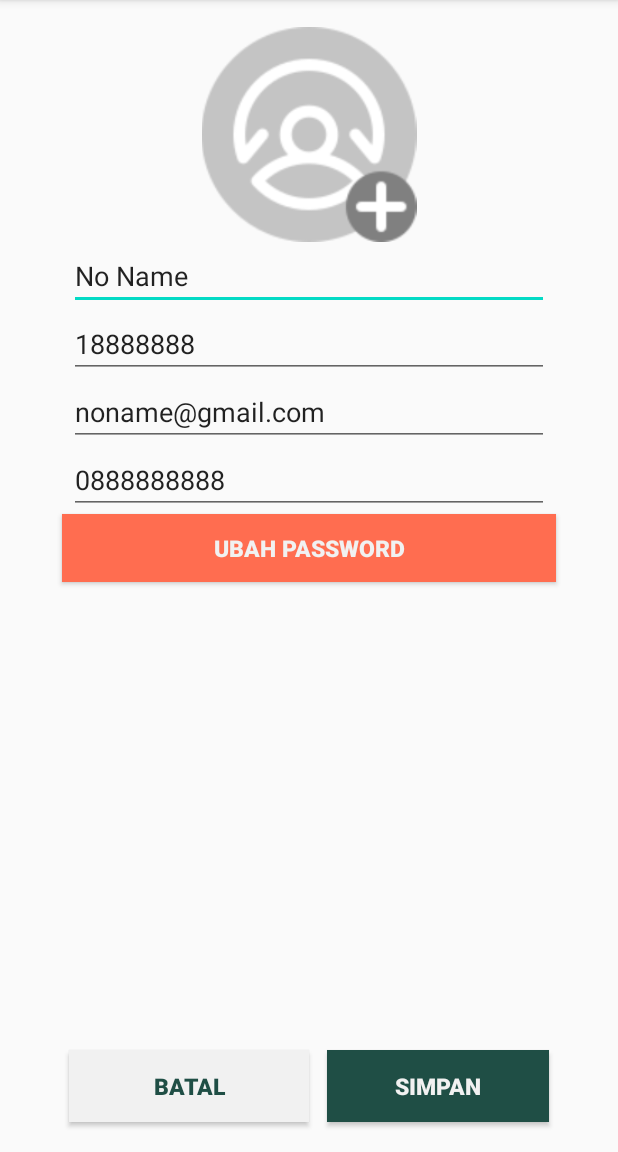
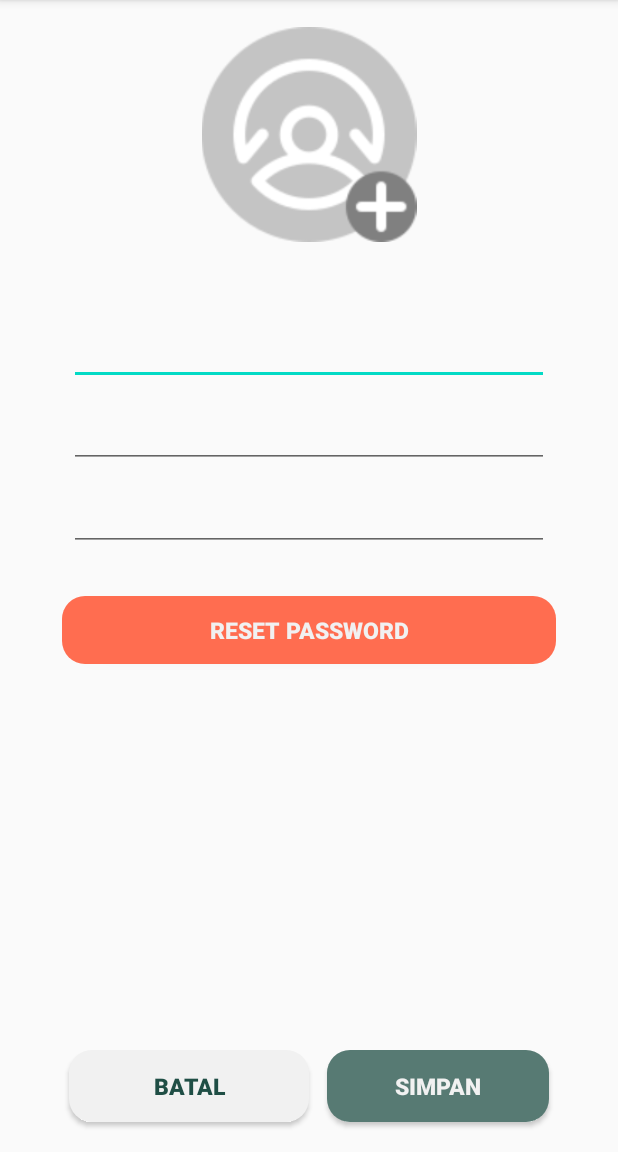
Before and after one commit to muhamadirwan99/lofouproject, an Android app: the Edit screen opened directly, with no data from a screen before it, on a phone screen of 412 x 824 dp, the part 84-1236 px from its top. Run offline under Robolectric (Android 15) with nearby library versions, the phone set to English and light mode, and no system bars; our stand-ins replace Firebase (no records; nobody signed in at launch, a user with empty details on screens opened directly).

Commit message:
menambahkan fungsi reset password pada activity_edit.xml

```diff
--- a/app/src/main/java/com/example/lofou/Edit.java
+++ b/app/src/main/java/com/example/lofou/Edit.java
@@ -1,17 +1,106 @@
 package com.example.lofou;
 
+import android.content.DialogInterface;
 import android.content.Intent;
+import android.graphics.Color;
 import android.os.Bundle;
+import android.view.Gravity;
 import android.view.View;
+import android.widget.Button;
+import android.widget.EditText;
+import android.widget.TextView;
+import android.widget.Toast;
 
+import androidx.annotation.NonNull;
+import androidx.appcompat.app.AlertDialog;
 import androidx.appcompat.app.AppCompatActivity;
 
+import com.google.android.gms.tasks.OnFailureListener;
+import com.google.android.gms.tasks.OnSuccessListener;
+import com.google.firebase.auth.FirebaseAuth;
+import com.google.firebase.firestore.DocumentReference;
+import com.google.firebase.firestore.DocumentSnapshot;
+import com.google.firebase.firestore.EventListener;
+import com.google.firebase.firestore.FirebaseFirestore;
+import com.google.firebase.firestore.FirebaseFirestoreException;
+
+import javax.annotation.Nullable;
+
 public class Edit extends AppCompatActivity {
+
+    EditText nama,email,nohp;
+    FirebaseAuth fAuth;
+    FirebaseFirestore fStore;
+    String userId;
+    Button tombol;
+    String eemail;
 
     @Override
     protected void onCreate(Bundle savedInstanceState) {
         super.onCreate(savedInstanceState);
         setContentView(R.layout.activity_edit);
+
+        nama = findViewById(R.id.nama_profil);
+        email = findViewById(R.id.email_profil);
+        nohp = findViewById(R.id.nohp_profil);
+        tombol = findViewById(R.id.reset);
+        fAuth = FirebaseAuth.getInstance();
+        fStore = FirebaseFirestore.getInstance();
+        userId = fAuth.getCurrentUser().getUid();
+
+        DocumentReference documentReference = fStore.collection("users").document(userId);
+        documentReference.addSnapshotListener(this, new EventListener<DocumentSnapshot>() {
+            @Override
+            public void onEvent(@Nullable DocumentSnapshot documentSnapshot, @Nullable FirebaseFirestoreException e) {
+                nama.setText(documentSnapshot.getString("nama"));
+                email.setText(documentSnapshot.getString("email"));
+                eemail = documentSnapshot.getString("email");
+                nohp.setText(documentSnapshot.getString("nohp"));
+            }
+        });
+
+        tombol.setOnClickListener(new View.OnClickListener() {
+            @Override
+            public void onClick(View v) {
+
+                final TextView resetmail = new TextView(v.getContext());
+                resetmail.setGravity(Gravity.CENTER);
+                resetmail.setTextColor(Color.parseColor("#464647"));
+                resetmail.setText(eemail);
+                final AlertDialog.Builder passwordResetDialog = new AlertDialog.Builder(v.getContext());
+                passwordResetDialog.setTitle("Reset Password");
+                passwordResetDialog.setMessage("Link Reset Password Akan Dikirim Ke Email Dibawah Ini");
+                passwordResetDialog.setView(resetmail);
+
+                passwordResetDialog.setPositiveButton("Iya", new DialogInterface.OnClickListener() {
+                    @Override
+                    public void onClick(DialogInterface dialog, int which) {
+                        String mail = resetmail.getText().toString();
+                        fAuth.sendPasswordResetEmail(mail).addOnSuccessListener(new OnSuccessListener<Void>() {
+                            @Override
+                            public void onSuccess(Void aVoid) {
+                                Toast.makeText(Edit.this, "Link Reset Telah Berhasil Dikirim",Toast.LENGTH_SHORT).show();
+                            }
+                        }).addOnFailureListener(new OnFailureListener() {
+                            @Override
+                            public void onFailure(@NonNull Exception e) {
+                                Toast.makeText(Edit.this, "Error ! Link Reset Tidak Terkirim "+e.getMessage(), Toast.LENGTH_SHORT).show();
+                            }
+                        });
+                    }
+                });
+
+                passwordResetDialog.setNegativeButton("Tidak", new DialogInterface.OnClickListener() {
+                    @Override
+                    public void onClick(DialogInterface dialog, int which) {
+
+                    }
+                });
+
+                passwordResetDialog.create().show();
+
+            }
+        });
     }
 
     public void UploadF(View view) {
@@ -19,10 +108,6 @@ public class Edit extends AppCompatActivity {
         startActivity(UploadF);
     }
 
-    public void UbahP(View view) {
-        Intent UbahP = new Intent(Edit.this, UbahP.class);
-        startActivity(UbahP);
-    }
 
     public void EditProfil(View view) {
         Intent EditProfil = new Intent(Edit.this, MainActivity.class);
--- a/app/src/main/res/layout/activity_edit.xml
+++ b/app/src/main/res/layout/activity_edit.xml
@@ -19,87 +19,80 @@
         app:srcCompat="@drawable/profile_photo_add" />
 
     <EditText
-        android:id="@+id/editText"
+        android:id="@+id/nama_profil"
         android:layout_width="320dp"
         android:layout_height="wrap_content"
         android:layout_below="@+id/imageView"
         android:layout_centerHorizontal="true"
         android:inputType="text"
-        android:text="@string/no_name"
+        android:layout_marginTop="50dp"
         />
 
     <EditText
-        android:id="@+id/editText2"
+        android:id="@+id/email_profil"
         android:layout_width="320dp"
         android:layout_height="wrap_content"
-        android:layout_below="@+id/editText"
+        android:layout_below="@+id/nama_profil"
         android:layout_centerHorizontal="true"
-        android:inputType="text"
-        android:text="@string/_18888888"
+        android:inputType="textEmailAddress"
+        android:layout_marginTop="10dp"
         />
 
     <EditText
-        android:id="@+id/editText3"
+        android:id="@+id/nohp_profil"
         android:layout_width="320dp"
         android:layout_height="wrap_content"
-        android:layout_below="@+id/editText2"
-        android:layout_centerHorizontal="true"
-        android:inputType="textEmailAddress"
-        android:text="@string/noname_gmail_com"
-        />
-
-    <EditText
-        android:id="@+id/editText4"
-        android:layout_width="320dp"
-        android:layout_height="wrap_content"
-        android:layout_below="@+id/editText3"
+        android:layout_below="@+id/email_profil"
         android:layout_centerHorizontal="true"
         android:inputType="text"
-        android:text="@string/_0888888888" />
+        android:layout_marginTop="10dp"
+        />
 
     <Button
         android:id="@+id/button2"
         android:layout_width="160dp"
         android:layout_height="wrap_content"
         android:layout_alignParentBottom="true"
-        android:layout_alignLeft="@+id/editText"
+        android:layout_alignLeft="@+id/nama_profil"
         android:layout_marginBottom="20dp"
         android:text="@string/batal"
         android:textSize="15sp"
         android:textStyle="bold"
         android:textColor="@color/colorPrimaryDark"
-        android:background="@color/colorbtnmasuk"
+        android:background="@drawable/costum_button"
         android:onClick="EditProfil"
-        android:layout_alignStart="@+id/editText" />
+        android:layout_alignStart="@+id/nama_profil"
+        />
 
     <Button
         android:id="@+id/button3"
         android:layout_width="148dp"
         android:layout_height="wrap_content"
-        android:layout_alignRight="@+id/editText"
+        android:layout_alignRight="@+id/nama_profil"
         android:layout_alignTop="@+id/button2"
         android:text="@string/simpan"
         android:textColor="@color/colorbtnmasuk"
         android:textStyle="bold"
         android:textSize="15sp"
-        android:background="@color/colorPrimaryDark"
+        android:background="@drawable/costum_button2"
         android:onClick="EditProfil"
-        android:layout_alignEnd="@+id/editText"
+        android:layout_alignEnd="@+id/nama_profil"
         />
 
     <Button
-        android:id="@+id/button4"
+        android:id="@+id/reset"
         android:layout_width="329dp"
         android:layout_height="45dp"
-        android:layout_below="@+id/editText4"
+        android:layout_below="@+id/nohp_profil"
         android:layout_centerHorizontal="true"
-        android:text="@string/ubah_password"
+        android:text="Reset Password"
         android:textStyle="bold"
         android:textColor="@color/colorbtnmasuk"
-        android:background="@color/colorbtndaftar"
+        android:background="@drawable/costum_button3"
         android:textSize="15sp"
-        android:onClick="UbahP"
+        android:layout_marginTop="30dp"
         />
 
 
+
 </RelativeLayout>
```
Also changed, not shown: app/src/main/res/layout/activity_ubah_p.xml (+37 -29 lines).
